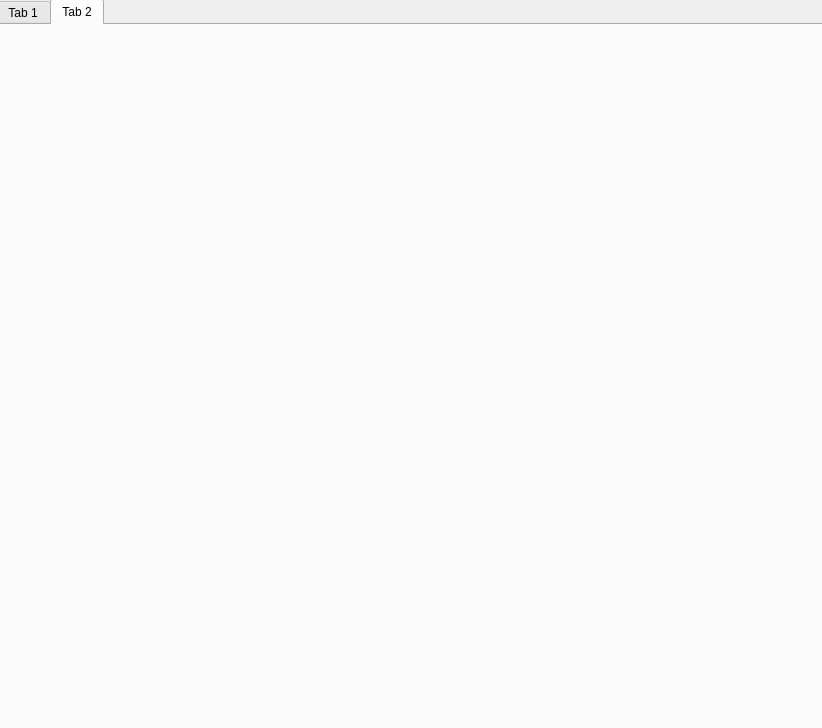
Old version of the form main.ui in the repository francisganapin/Studen_Register_pyMongo.
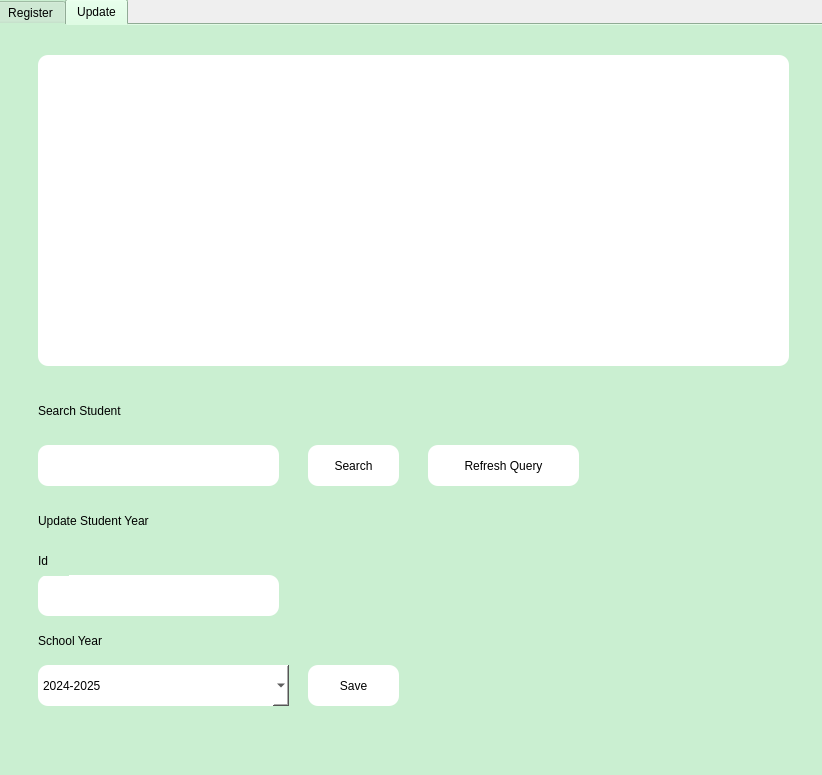
New version of the form. The open tabs and pages were chosen to show the change.

```diff
--- a/main.ui
+++ b/main.ui
@@ -7,7 +7,7 @@
     <x>0</x>
     <y>0</y>
     <width>822</width>
-    <height>728</height>
+    <height>775</height>
    </rect>
   </property>
   <property name="windowTitle">
@@ -22,19 +22,21 @@
      <x>-4</x>
      <y>-1</y>
      <width>831</width>
-     <height>731</height>
+     <height>781</height>
     </rect>
    </property>
    <property name="styleSheet">
-    <string notr="true">background-color:0x90014;
-</string>
+    <string notr="true">background-color:#CAEFD1</string>
+   </property>
+   <property name="currentIndex">
+    <number>0</number>
    </property>
    <widget class="QWidget" name="tab">
     <property name="styleSheet">
      <string notr="true">background-color:#CAEFD1</string>
     </property>
     <attribute name="title">
-     <string>Tab 1</string>
+     <string>Register</string>
     </attribute>
     <widget class="QLabel" name="validation_label">
      <property name="geometry">
@@ -479,8 +481,222 @@
    </widget>
    <widget class="QWidget" name="tab_2">
     <attribute name="title">
-     <string>Tab 2</string>
+     <string>Update</string>
     </attribute>
+    <widget class="QTableView" name="tableView">
+     <property name="geometry">
+      <rect>
+       <x>40</x>
+       <y>30</y>
+       <width>751</width>
+       <height>311</height>
+      </rect>
+     </property>
+     <property name="styleSheet">
+      <string notr="true">border-radius:10px;
+background-color:white;</string>
+     </property>
+    </widget>
+    <widget class="QLineEdit" name="school_id_search">
+     <property name="geometry">
+      <rect>
+       <x>40</x>
+       <y>420</y>
+       <width>241</width>
+       <height>41</height>
+      </rect>
+     </property>
+     <property name="styleSheet">
+      <string notr="true">border-radius:10px;
+background-color:white;
+font: 18pt &quot;MS Shell Dlg 2&quot;;</string>
+     </property>
+    </widget>
+    <widget class="QLabel" name="label_13">
+     <property name="geometry">
+      <rect>
+       <x>40</x>
+       <y>370</y>
+       <width>241</width>
+       <height>31</height>
+      </rect>
+     </property>
+     <property name="styleSheet">
+      <string notr="true">font: 18pt &quot;Segoe UI&quot;;</string>
+     </property>
+     <property name="text">
+      <string>Search Student</string>
+     </property>
+    </widget>
+    <widget class="QPushButton" name="search_bt">
+     <property name="geometry">
+      <rect>
+       <x>310</x>
+       <y>420</y>
+       <width>91</width>
+       <height>41</height>
+      </rect>
+     </property>
+     <property name="styleSheet">
+      <string notr="true">border-radius:10px;
+background-color:white;
+font: 14pt &quot;MS Shell Dlg 2&quot;;</string>
+     </property>
+     <property name="text">
+      <string>Search</string>
+     </property>
+    </widget>
+    <widget class="QPushButton" name="refresh_query_bt">
+     <property name="geometry">
+      <rect>
+       <x>430</x>
+       <y>420</y>
+       <width>151</width>
+       <height>41</height>
+      </rect>
+     </property>
+     <property name="styleSheet">
+      <string notr="true">border-radius:10px;
+background-color:white;
+font: 14pt &quot;MS Shell Dlg 2&quot;;</string>
+     </property>
+     <property name="text">
+      <string>Refresh Query</string>
+     </property>
+    </widget>
+    <widget class="QLineEdit" name="school_id_update_input">
+     <property name="geometry">
+      <rect>
+       <x>40</x>
+       <y>550</y>
+       <width>241</width>
+       <height>41</height>
+      </rect>
+     </property>
+     <property name="styleSheet">
+      <string notr="true">border-radius:10px;
+background-color:white;
+font: 18pt &quot;MS Shell Dlg 2&quot;;</string>
+     </property>
+    </widget>
+    <widget class="QLabel" name="label_14">
+     <property name="geometry">
+      <rect>
+       <x>40</x>
+       <y>480</y>
+       <width>241</width>
+       <height>31</height>
+      </rect>
+     </property>
+     <property name="styleSheet">
+      <string notr="true">font: 18pt &quot;Segoe UI&quot;;</string>
+     </property>
+     <property name="text">
+      <string>Update Student Year</string>
+     </property>
+    </widget>
+    <widget class="QLabel" name="label_15">
+     <property name="geometry">
+      <rect>
+       <x>40</x>
+       <y>520</y>
+       <width>31</width>
+       <height>31</height>
+      </rect>
+     </property>
+     <property name="styleSheet">
+      <string notr="true">font: 12pt &quot;Segoe UI&quot;;</string>
+     </property>
+     <property name="text">
+      <string>Id</string>
+     </property>
+    </widget>
+    <widget class="QLabel" name="label_16">
+     <property name="geometry">
+      <rect>
+       <x>40</x>
+       <y>600</y>
+       <width>111</width>
+       <height>31</height>
+      </rect>
+     </property>
+     <property name="styleSheet">
+      <string notr="true">font: 12pt &quot;Segoe UI&quot;;</string>
+     </property>
+     <property name="text">
+      <string>School Year</string>
+     </property>
+    </widget>
+    <widget class="QComboBox" name="school_year_update_input">
+     <property name="geometry">
+      <rect>
+       <x>40</x>
+       <y>640</y>
+       <width>251</width>
+       <height>41</height>
+      </rect>
+     </property>
+     <property name="styleSheet">
+      <string notr="true">border-radius:10px;
+background-color:white;
+font: 14pt &quot;MS Shell Dlg 2&quot;;</string>
+     </property>
+     <item>
+      <property name="text">
+       <string>2024-2025</string>
+      </property>
+     </item>
+     <item>
+      <property name="text">
+       <string>2025-2026</string>
+      </property>
+     </item>
+     <item>
+      <property name="text">
+       <string>2026-2027</string>
+      </property>
+     </item>
+     <item>
+      <property name="text">
+       <string>2026-2026</string>
+      </property>
+     </item>
+    </widget>
+    <widget class="QPushButton" name="save_update_bt">
+     <property name="geometry">
+      <rect>
+       <x>310</x>
+       <y>640</y>
+       <width>91</width>
+       <height>41</height>
+      </rect>
+     </property>
+     <property name="styleSheet">
+      <string notr="true">border-radius:10px;
+background-color:white;
+font: 14pt &quot;MS Shell Dlg 2&quot;;</string>
+     </property>
+     <property name="text">
+      <string>Save</string>
+     </property>
+    </widget>
+    <widget class="QLabel" name="validation_label_2">
+     <property name="geometry">
+      <rect>
+       <x>40</x>
+       <y>700</y>
+       <width>751</width>
+       <height>31</height>
+      </rect>
+     </property>
+     <property name="styleSheet">
+      <string notr="true">font: 12pt &quot;MS Shell Dlg 2&quot;;
+</string>
+     </property>
+     <property name="text">
+      <string/>
+     </property>
+    </widget>
    </widget>
   </widget>
  </widget>
```
